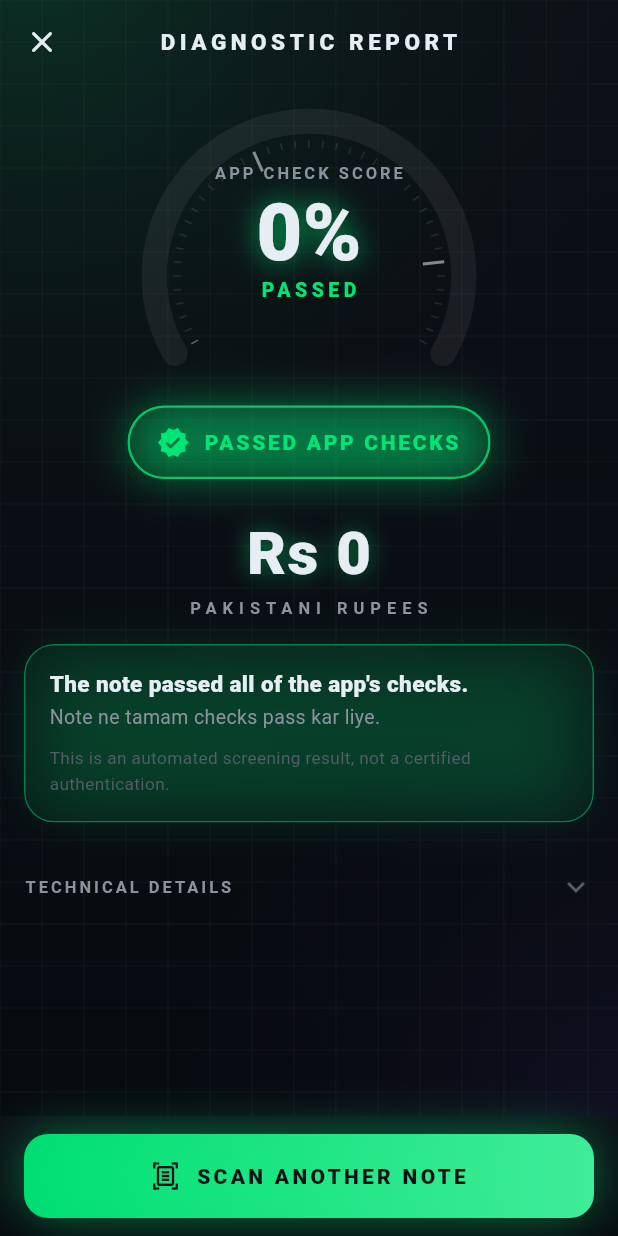
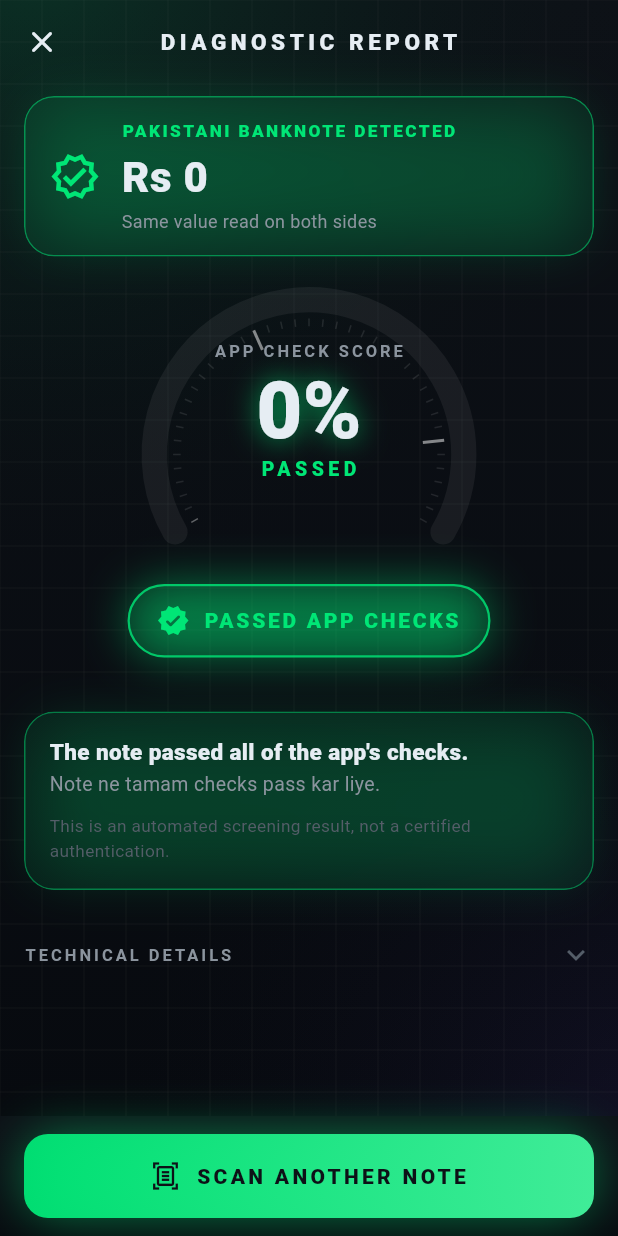
Before and after one commit to Abdul-Manan-Kaleem/FYP-Fake-Currency-Detection, a Flutter app: the ResultsScreen screen opened directly with empty values, on a phone screen of 412 x 824 dp. Run offline on Flutter 3.47's test engine with Material 3 defaults, Android fonts, the phone set to English and light mode, and no system bars; our stand-ins replace camera, dio, flutter_riverpod, image_cropper, image_picker; missing offline and left inert: google_mlkit_document_scanner, google_mlkit_image_labeling, google_mlkit_text_recognition, light, tflite_flutter.

Commit message:
Show annotated photos on results, reject non-notes at the first photo, show Pakistani note and value on top
Results screen: the analysed front and back photos with a mark on every detected feature are visible again (not hidden in Technical Details), and a banner at the top says Pakistani banknote and its value.

Capture: a photo with no banknote (no note class or no security feature found) is refused right away with an invalid-image pop-up, so the user is never asked for the back of something that is not a note. The flip step shows the detected value after the first photo.

Adds NotePresence.looksLikeNote and 4 tests.

```diff
--- a/fake_currency_detector/lib/features/verification/data/repositories/on_device_currency_verification_repository.dart
+++ b/fake_currency_detector/lib/features/verification/data/repositories/on_device_currency_verification_repository.dart
@@ -139,6 +139,12 @@ class OnDeviceCurrencyVerificationRepository
           m != null && m.confidence >= NoteSideRules.monumentConfidence
               ? m.denomination
               : null,
+      // A confident monument also proves it is a note, even if YOLO found
+      // no seal on a worn back.
+      looksLikeNote: NotePresence.looksLikeNote(scan.detections) ||
+          (m != null &&
+              m.denomination != null &&
+              m.confidence >= NoteSideRules.monumentConfidence),
     );
     debugPrint('Side check $imagePath → $side, note ${check.noteDenomination}, '
         'monument ${check.monumentDenomination}');
--- a/fake_currency_detector/lib/features/verification/domain/side_classifier.dart
+++ b/fake_currency_detector/lib/features/verification/domain/side_classifier.dart
@@ -7,11 +7,17 @@ class SideCheck {
     required this.side,
     this.noteDenomination,
     this.monumentDenomination,
+    this.looksLikeNote = true,
   });
 
   static const unknown = SideCheck(side: DetectedSide.unknown);
 
   final DetectedSide side;
+
+  /// False when the image shows no banknote at all (no note class or no
+  /// security feature found). Defaults to true so a failed check never blocks
+  /// capture; the full analysis still decides later.
+  final bool looksLikeNote;
 
   /// Denomination YOLO11s reads on this side (confident only).
   final int? noteDenomination;
--- a/fake_currency_detector/lib/features/verification/presentation/screens/results_screen.dart
+++ b/fake_currency_detector/lib/features/verification/presentation/screens/results_screen.dart
@@ -20,6 +20,7 @@ import '../controllers/verification_controller.dart';
 import '../widgets/confidence_gauge.dart';
 import '../widgets/detection_overlay.dart';
 import '../widgets/inspection_tile.dart';
+import '../widgets/note_identity_banner.dart';
 import '../widgets/verdict_badge.dart';
 import '../widgets/verdict_style.dart';
 
@@ -78,6 +79,13 @@ class ResultsScreen extends ConsumerWidget {
             child: ListView(
               padding: const EdgeInsets.fromLTRB(16, 8, 16, 120),
               children: [
+                // First thing the user sees: is it a Pakistani note, and
+                // which value.
+                NoteIdentityBanner(
+                  frontValue: result.analysis?.front?.denomination,
+                  backValue: result.analysis?.back?.denomination,
+                ),
+                const SizedBox(height: 12),
                 Center(
                   child: ConfidenceGauge(
                     percentage: result.confidence.percentage,
@@ -105,11 +113,6 @@ class ResultsScreen extends ConsumerWidget {
                         ),
                   const SizedBox(height: 16),
                 ],
-                if (result.denomination != null)
-                  _DenominationReadout(
-                    value: result.denomination!,
-                    color: color,
-                  ),
                 const SizedBox(height: 16),
                 _SummaryCard(result: result),
                 if (!inconclusive &&
@@ -141,6 +144,38 @@ class ResultsScreen extends ConsumerWidget {
                     denomination: result.denomination ?? 0,
                     summary: microprintCheck.summary,
                   ),
+                ],
+                // The analysed photographs with a mark on everything the
+                // detector found.
+                if (result.analysis?.detections.isNotEmpty ?? false) ...[
+                  const SizedBox(height: 24),
+                  const _SectionHeader(title: 'WHAT WE FOUND ON YOUR NOTE'),
+                  const SizedBox(height: 6),
+                  const Text(
+                    'Each box marks something the scanner found: the note '
+                    'value, SBP seals, serial numbers, the printed year, the '
+                    'security thread and the lines or dots. The chips list '
+                    'how many of each were found.',
+                    style: TextStyle(
+                      fontSize: 12,
+                      color: AppColors.textSecondary,
+                      height: 1.4,
+                    ),
+                  ),
+                  const SizedBox(height: 10),
+                  for (final (key, label, path) in [
+                    ('front', 'FRONT', frontImagePath),
+                    ('back', 'BACK', backImagePath),
+                  ])
+                    if (result.analysis!.detections[key] case final d?)
+                      Padding(
+                        padding: const EdgeInsets.only(bottom: 10),
+                        child: DetectionOverlayCard(
+                          side: label,
+                          imagePath: path,
+                          detections: d,
+                        ),
+                      ),
                 ],
                 if (result.checks.isNotEmpty) ...[
                   const SizedBox(height: 24),
@@ -192,20 +227,6 @@ class ResultsScreen extends ConsumerWidget {
                       style: Theme.of(context).textTheme.labelSmall,
                     ),
                     children: [
-                      if (result.analysis?.detections.isNotEmpty ?? false)
-                        for (final (key, label, path) in [
-                          ('front', 'FRONT', frontImagePath),
-                          ('back', 'BACK', backImagePath),
-                        ])
-                          if (result.analysis!.detections[key] case final d?)
-                            Padding(
-                              padding: const EdgeInsets.only(bottom: 10),
-                              child: DetectionOverlayCard(
-                                side: label,
-                                imagePath: path,
-                                detections: d,
-                              ),
-                            ),
                       Text(
                         'Engine: ${result.source.toUpperCase()} · '
                         'Raw score ${result.confidence.rawScore.toStringAsFixed(1)} · '
@@ -484,38 +505,6 @@ class _FakeBanner extends StatelessWidget {
           ),
         ],
       ),
-    );
-  }
-}
-
-class _DenominationReadout extends StatelessWidget {
-  const _DenominationReadout({required this.value, required this.color});
-
-  final int value;
-  final Color color;
-
-  @override
-  Widget build(BuildContext context) {
-    return Column(
-      children: [
-        Text(
-          formatRupees(value),
-          style: TextStyle(
-            fontSize: 40,
-            fontWeight: FontWeight.w900,
-            letterSpacing: 1,
-            color: AppColors.textPrimary,
-            shadows: [
-              Shadow(color: color.withValues(alpha: 0.5), blurRadius: 20),
-            ],
-          ),
-        ),
-        Text(
-          'PAKISTANI RUPEES',
-          style: Theme.of(context).textTheme.labelSmall
-              ?.copyWith(letterSpacing: 4),
-        ),
-      ],
     );
   }
 }
--- /dev/null
+++ b/fake_currency_detector/lib/features/verification/presentation/widgets/note_identity_banner.dart
@@ -0,0 +1,125 @@
+import 'package:flutter/material.dart';
+
+import '../../../../core/theme/app_colors.dart';
+import '../../../../core/widgets/glass_container.dart';
+import '../../domain/currency_rules.dart';
+
+/// States that the photographed item is a Pakistani banknote and gives its
+/// value (for example "Rs 5,000"). YOLO11s is trained only on Pakistani
+/// notes, so a note class found on both sides means a Pakistani note.
+///
+/// [frontValue] and [backValue] are the denominations read on each side
+/// (null when not confirmed). [compact] gives a one-line version for the
+/// capture steps.
+class NoteIdentityBanner extends StatelessWidget {
+  const NoteIdentityBanner({
+    super.key,
+    this.frontValue,
+    this.backValue,
+    this.compact = false,
+  });
+
+  final int? frontValue;
+  final int? backValue;
+  final bool compact;
+
+  @override
+  Widget build(BuildContext context) {
+    final agreed = frontValue != null && frontValue == backValue;
+    final String value;
+    final String detail;
+    if (agreed) {
+      value = formatRupees(frontValue!);
+      detail = 'Same value read on both sides';
+    } else if (frontValue != null && backValue != null) {
+      value = '${formatRupees(frontValue!)} / ${formatRupees(backValue!)}';
+      detail = 'The two sides read different values';
+    } else if (frontValue != null || backValue != null) {
+      final side = frontValue != null ? 'front' : 'back';
+      value = formatRupees((frontValue ?? backValue)!);
+      detail = 'Value read on the $side only';
+    } else {
+      value = 'Value not confirmed';
+      detail = 'A Pakistani banknote was found, but its value could not be read';
+    }
+    final color = agreed || (compact && (frontValue ?? backValue) != null)
+        ? AppColors.emerald
+        : AppColors.amber;
+
+    if (compact) {
+      return Center(
+        child: Container(
+          padding: const EdgeInsets.symmetric(horizontal: 14, vertical: 8),
+          decoration: BoxDecoration(
+            borderRadius: BorderRadius.circular(24),
+            border: Border.all(color: color.withValues(alpha: 0.6)),
+            color: color.withValues(alpha: 0.10),
+          ),
+          child: Row(
+            mainAxisSize: MainAxisSize.min,
+            children: [
+              Icon(Icons.verified_outlined, color: color, size: 18),
+              const SizedBox(width: 8),
+              Text(
+                'PAKISTANI BANKNOTE · $value',
+                style: TextStyle(
+                  color: color,
+                  fontWeight: FontWeight.w800,
+                  fontSize: 12.5,
+                  letterSpacing: 0.8,
+                ),
+              ),
+            ],
+          ),
+        ),
+      );
+    }
+
+    return GlassContainer(
+      glowColor: color,
+      glowIntensity: 0.2,
+      borderColor: color.withValues(alpha: 0.5),
+      fill: color.withValues(alpha: 0.08),
+      padding: const EdgeInsets.symmetric(horizontal: 16, vertical: 14),
+      child: Row(
+        children: [
+          Icon(Icons.verified_outlined, color: color, size: 34),
+          const SizedBox(width: 14),
+          Expanded(
+            child: Column(
+              crossAxisAlignment: CrossAxisAlignment.start,
+              children: [
+                Text(
+                  'PAKISTANI BANKNOTE DETECTED',
+                  style: TextStyle(
+                    color: color,
+                    fontWeight: FontWeight.w900,
+                    fontSize: 11.5,
+                    letterSpacing: 1.6,
+                  ),
+                ),
+                const SizedBox(height: 2),
+                Text(
+                  value,
+                  style: const TextStyle(
+                    color: AppColors.textPrimary,
+                    fontWeight: FontWeight.w900,
+                    fontSize: 28,
+                    letterSpacing: 0.5,
+                  ),
+                ),
+                Text(
+                  detail,
+                  style: const TextStyle(
+                    color: AppColors.textSecondary,
+                    fontSize: 12,
+                  ),
+                ),
+              ],
+            ),
+          ),
+        ],
+      ),
+    );
+  }
+}
```
Also changed, not shown: fake_currency_detector/lib/features/scanner/domain/capture_models.dart (+25 -1 lines), fake_currency_detector/lib/features/scanner/presentation/controllers/capture_controller.dart (+14 -0 lines), fake_currency_detector/lib/features/scanner/presentation/screens/capture_screen.dart (+19 -7 lines), fake_currency_detector/lib/features/verification/data/on_device/note_presence.dart (+8 -0 lines), 1 other file.
